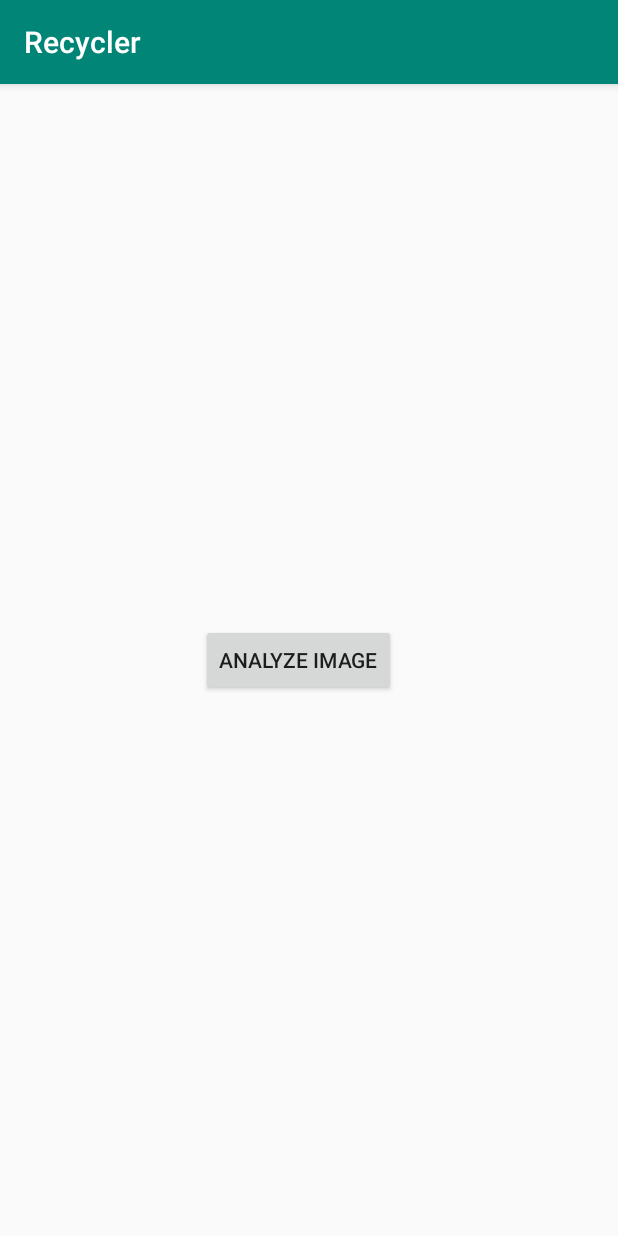
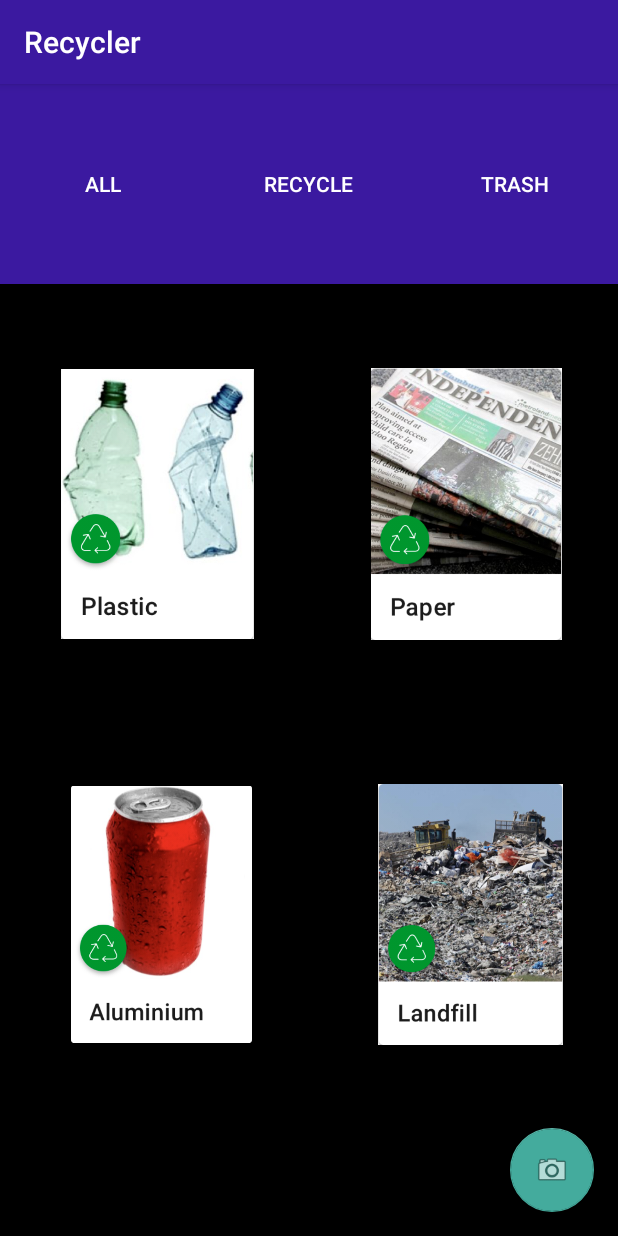
Before and after one commit to alexisbvincent/recycler, an Android app: the screen it shows after launch (MainActivity), on a phone screen of 412 x 824 dp. Run offline under Robolectric (Android 15) with nearby library versions, the phone set to English and light mode, and no system bars.

Commit message:
Updated UI and camera functionality

```diff
--- a/app/build.gradle
+++ b/app/build.gradle
@@ -24,18 +24,17 @@ dependencies {
     //noinspection GradleCompatible
     implementation 'com.android.support:appcompat-v7:28.0.0'
     implementation 'com.android.support.constraint:constraint-layout:1.1.3'
+    implementation 'com.android.support:design:28.0.0'
     testImplementation 'junit:junit:4.12'
     androidTestImplementation 'com.android.support.test:runner:1.0.2'
     androidTestImplementation 'com.android.support.test.espresso:espresso-core:3.0.2'
     //machine learning:
-
 
     //implementation 'com.google.firebase:firebase-core:16.0.1'
     //implementation 'com.google.firebase:firebase-storage:16.0.1'
     //implementation 'com.google.firebase:firebase-auth:16.0.1'
 
 
-
     implementation 'com.google.firebase:firebase-storage:16.0.4'
     implementation 'com.google.firebase:firebase-auth:16.0.5'
 }
--- a/app/src/main/AndroidManifest.xml
+++ b/app/src/main/AndroidManifest.xml
@@ -5,7 +5,6 @@
     <uses-permission android:name="android.permission.WRITE_EXTERNAL_STORAGE" />
     <uses-permission android:name="android.permission.INTERNET" />
     <uses-permission android:name="android.permission.CAMERA" />
-
 
     <application
         android:allowBackup="true"
@@ -21,7 +20,8 @@
                 <category android:name="android.intent.category.LAUNCHER" />
             </intent-filter>
         </activity>
-
+        <activity android:name=".Main2Activity" />
+        <activity android:name=".PlasticActivity"></activity>
     </application>
 
 </manifest>
--- a/app/src/main/java/com/example/alexisvincent/recycler/MainActivity.java
+++ b/app/src/main/java/com/example/alexisvincent/recycler/MainActivity.java
@@ -1,61 +1,44 @@
 package com.example.alexisvincent.recycler;
 
-import android.app.ProgressDialog;
+
 import android.content.Intent;
-import android.net.Uri;
-import android.support.annotation.NonNull;
+import android.os.Bundle;
+import android.support.design.widget.FloatingActionButton;
 import android.support.v7.app.AppCompatActivity;
-import android.os.Bundle;
 import android.view.View;
 import android.widget.Button;
-import android.widget.ImageView;
-import android.widget.Toast;
-
-import com.google.android.gms.tasks.OnFailureListener;
-import com.google.android.gms.tasks.OnSuccessListener;
-import com.google.android.gms.tasks.Task;
-import com.google.firebase.storage.FirebaseStorage;
-import com.google.firebase.storage.StorageReference;
-import com.google.firebase.storage.UploadTask;
-
-import java.io.File;
+import android.widget.ImageButton;
 
 
 public class MainActivity extends AppCompatActivity {
-    private StorageReference mStorageRef;
-    private ProgressDialog mProgress;
-    private static int CAMERA_REQUEST_CODE = 1;
-    //private ImageView mImageView;
 
-    @Override
+    Button landfillB;
+    Button paper;
+    Button aluminum;
+
+
     protected void onCreate(Bundle savedInstanceState) {
         super.onCreate(savedInstanceState);
         setContentView(R.layout.activity_main);
-        mStorageRef = FirebaseStorage.getInstance().getReference();
-        mProgress = new ProgressDialog(this);
-        Intent intent = new Intent("android.media.action.IMAGE_CAPTURE");
-        startActivityForResult(intent, CAMERA_REQUEST_CODE);
+
+        FloatingActionButton cameraB = (FloatingActionButton) findViewById(R.id.floatingActionButton);
+
+        cameraB.setOnClickListener(new View.OnClickListener() {
+            @Override
+            public void onClick(View view) {
+                startActivity(new Intent(MainActivity.this, Main2Activity.class));
+            }
+        });
 
 
+        ImageButton plasticB = (ImageButton) findViewById(R.id.imageButton);
+        plasticB.setOnClickListener(new View.OnClickListener() {
+            @Override
+            public void onClick(View view) {
+                startActivity(new Intent(MainActivity.this, PlasticActivity.class));
+            }
+        });
 
     }
 
-    @Override
-    protected void onActivityResult(int requestCode, int resultCode, Intent data){
-        super.onActivityResult(requestCode,resultCode,data);
-        if(requestCode == CAMERA_REQUEST_CODE && resultCode == RESULT_OK){
-            mProgress.setMessage("Uploading Image...");
-            mProgress.show();
-            Uri uri = data.getData();
-
-            StorageReference filePath = mStorageRef.child("Photos").child(uri.getLastPathSegment());
-            filePath.putFile(uri).addOnSuccessListener(new OnSuccessListener<UploadTask.TaskSnapshot>() {
-                @Override
-                public void onSuccess(UploadTask.TaskSnapshot taskSnapshot) {
-                    mProgress.dismiss();
-                    Toast.makeText(MainActivity.this, "Uploading Finished...", Toast.LENGTH_LONG).show();
-                }
-            });
-        }
     }
-}
--- a/app/src/main/res/layout/activity_main.xml
+++ b/app/src/main/res/layout/activity_main.xml
@@ -1,24 +1,108 @@
 <?xml version="1.0" encoding="utf-8"?>
-<android.support.constraint.ConstraintLayout xmlns:android="http://schemas.android.com/apk/res/android"
+<LinearLayout xmlns:android="http://schemas.android.com/apk/res/android"
     xmlns:app="http://schemas.android.com/apk/res-auto"
-    xmlns:tools="http://schemas.android.com/tools"
     android:layout_width="match_parent"
     android:layout_height="match_parent"
-    tools:context=".MainActivity">
+    android:background="@android:color/background_dark"
+    android:orientation="vertical"
+    android:weightSum="3">
 
-    <Button
-        android:id="@+id/upload"
+    <android.support.design.widget.TabLayout
+        android:layout_width="match_parent"
+        android:layout_height="75dp"
+        android:layout_weight="1"
+        android:background="@color/colorPrimary"
+        app:tabIndicatorColor="@color/colorPrimary"
+        app:tabSelectedTextColor="@color/common_google_signin_btn_text_dark_default"
+        app:tabTextColor="@android:color/white">
+
+        <android.support.design.widget.TabItem
+            android:layout_width="wrap_content"
+            android:layout_height="wrap_content"
+            android:text="All" />
+
+        <android.support.design.widget.TabItem
+            android:layout_width="wrap_content"
+            android:layout_height="wrap_content"
+            android:text="Recycle" />
+
+        <android.support.design.widget.TabItem
+            android:layout_width="wrap_content"
+            android:layout_height="wrap_content"
+            android:text="Trash" />
+    </android.support.design.widget.TabLayout>
+
+    <LinearLayout
+        android:layout_width="match_parent"
+        android:layout_height="235dp"
+        android:layout_weight="1"
+        android:orientation="horizontal"
+        android:weightSum="2">
+
+        <ImageButton
+            android:id="@+id/imageButton"
+            android:layout_width="169dp"
+            android:layout_height="180dp"
+            android:layout_gravity="center_vertical"
+            android:layout_weight="1"
+            android:background="@color/common_google_signin_btn_text_dark_focused"
+            android:cropToPadding="false"
+            android:scaleType="fitCenter"
+            android:visibility="visible"
+            app:srcCompat="@drawable/plastic" />
+
+
+        <ImageButton
+            android:id="@+id/imageButton2"
+            android:layout_width="161dp"
+            android:layout_height="181dp"
+            android:layout_gravity="center_vertical"
+            android:layout_weight="1"
+            android:background="@color/common_google_signin_btn_text_dark_focused"
+            android:scaleType="fitCenter"
+            app:srcCompat="@drawable/paper" />
+    </LinearLayout>
+
+
+    <LinearLayout
+        android:layout_width="match_parent"
+        android:layout_height="194dp"
+        android:layout_weight="1"
+        android:orientation="horizontal"
+        android:weightSum="2">
+
+
+        <ImageButton
+            android:id="@+id/imageButton3"
+            android:layout_width="144dp"
+            android:layout_height="171dp"
+            android:layout_gravity="center_vertical"
+            android:layout_weight="1"
+            android:background="@android:color/background_dark"
+            android:scaleType="fitCenter"
+            app:srcCompat="@drawable/aluminium" />
+
+        <ImageButton
+            android:id="@+id/imageButton4"
+            android:layout_width="125dp"
+            android:layout_height="174dp"
+            android:layout_gravity="center_vertical"
+            android:layout_weight="1"
+            android:background="@android:color/background_dark"
+            android:scaleType="fitCenter"
+            app:srcCompat="@drawable/landfill" />
+
+    </LinearLayout>
+
+
+    <android.support.design.widget.FloatingActionButton
+        android:id="@+id/floatingActionButton"
         android:layout_width="wrap_content"
         android:layout_height="wrap_content"
-        android:layout_marginStart="141dp"
-        android:layout_marginTop="231dp"
-        android:layout_marginEnd="155dp"
-        android:layout_marginBottom="232dp"
-        android:text="Analyze Image"
-        android:visibility="visible"
-        app:layout_constraintBottom_toBottomOf="parent"
-        app:layout_constraintEnd_toEndOf="parent"
-        app:layout_constraintStart_toStartOf="parent"
-        app:layout_constraintTop_toTopOf="parent" />
+        android:layout_gravity="bottom|end"
+        android:layout_margin="@dimen/fab_margin"
+        app:backgroundTint="@color/colorPrimaryDark"
+        app:srcCompat="@android:drawable/ic_menu_camera" />
 
-</android.support.constraint.ConstraintLayout>
+
+</LinearLayout>
--- a/app/src/main/res/values/colors.xml
+++ b/app/src/main/res/values/colors.xml
@@ -1,6 +1,6 @@
 <?xml version="1.0" encoding="utf-8"?>
 <resources>
-    <color name="colorPrimary">#008577</color>
-    <color name="colorPrimaryDark">#00574B</color>
+    <color name="colorPrimary">#3b19a0</color>
+    <color name="colorPrimaryDark">#44ab9d</color>
     <color name="colorAccent">#D81B60</color>
 </resources>
--- /dev/null
+++ b/app/src/main/res/values/dimens.xml
@@ -0,0 +1,3 @@
+<resources>
+    <dimen name="fab_margin">16dp</dimen>
+</resources>
--- a/app/src/main/res/values/strings.xml
+++ b/app/src/main/res/values/strings.xml
@@ -1,4 +1,9 @@
 <resources>
     <string name="app_name">Recycler</string>
     <string name="upload">Button</string>
+    <string name="CameraScreen">Main2Activity</string>
+    <string name="all">All</string>
+    <string name="recycle">Recycle</string>
+    <string name="trash">Trash</string>
+
 </resources>
```
Also changed, not shown: app/src/main/java/com/example/alexisvincent/recycler/Main2Activity.java (added, +64 -0 lines), app/src/main/java/com/example/alexisvincent/recycler/PlasticActivity.java (added, +48 -0 lines), app/src/main/res/layout/activity_main2.xml (added, +10 -0 lines), app/src/main/res/layout/activity_plastic.xml (added, +10 -0 lines), app/src/main/res/values/styles.xml (+9 -0 lines), app/src/main/res/drawable/aluminium.png (added), app/src/main/res/drawable/aluminium1.png (added), app/src/main/res/drawable/landfill.png (added), app/src/main/res/drawable/landfill1.png (added), app/src/main/res/drawable/paper.png (added), app/src/main/res/drawable/paper1.jpg (added), app/src/main/res/drawable/plastic.png (added), app/src/main/res/drawable/plastic1.jpg (added).
